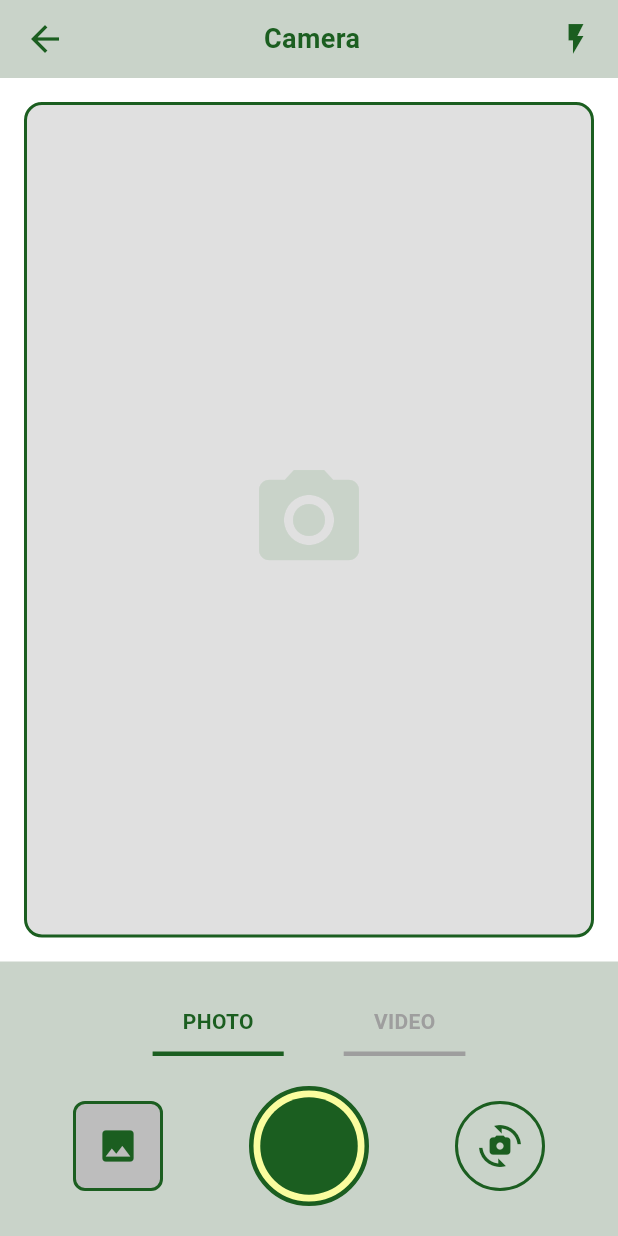
After one commit to elenippn/UnIntend-project, a Flutter app: the CameraScreen screen opened directly, on a phone screen of 412 x 824 dp. The commit adds this screen. Run offline on Flutter 3.47's test engine with Material 3 defaults, Android fonts, the phone set to English and light mode, and no system bars; Roboto replaces fonts that are missing (Trirong).

```diff
--- /dev/null
+++ b/lib/screens/camera_screen.dart
@@ -0,0 +1,249 @@
+import 'package:flutter/material.dart';
+
+class CameraScreen extends StatefulWidget {
+  const CameraScreen({super.key});
+
+  @override
+  State<CameraScreen> createState() => _CameraScreenState();
+}
+
+class _CameraScreenState extends State<CameraScreen> {
+  bool _isVideo = false;
+  bool _showPhotoOptions = false;
+
+  @override
+  Widget build(BuildContext context) {
+    return Scaffold(
+      backgroundColor: Colors.white,
+      body: Stack(
+        children: [
+          Column(
+            children: [
+              // Header
+              SafeArea(
+                bottom: false,
+                child: Container(
+                  color: const Color(0xFFC9D3C9),
+                  padding: const EdgeInsets.symmetric(horizontal: 16, vertical: 12),
+                  child: Row(
+                    mainAxisAlignment: MainAxisAlignment.spaceBetween,
+                    children: [
+                      GestureDetector(
+                        onTap: () => Navigator.pop(context),
+                        child: const Icon(Icons.arrow_back, color: Color(0xFF1B5E20), size: 28),
+                      ),
+                      const Text(
+                        'Camera',
+                        style: TextStyle(
+                          fontSize: 18,
+                          fontWeight: FontWeight.bold,
+                          color: Color(0xFF1B5E20),
+                          fontFamily: 'Trirong',
+                        ),
+                      ),
+                      GestureDetector(
+                        onTap: () {
+                          // TODO: Toggle flash
+                          print('Flash toggle');
+                        },
+                        child: const Icon(Icons.flash_on, color: Color(0xFF1B5E20), size: 24),
+                      ),
+                    ],
+                  ),
+                ),
+              ),
+
+              // Camera preview area
+              Expanded(
+                child: Container(
+                  color: Colors.white,
+                  child: Center(
+                    child: Container(
+                      width: double.infinity,
+                      margin: const EdgeInsets.all(16),
+                      decoration: BoxDecoration(
+                        color: Colors.grey[300],
+                        borderRadius: BorderRadius.circular(12),
+                        border: Border.all(color: const Color(0xFF1B5E20), width: 2),
+                      ),
+                      child: const Center(
+                        child: Icon(
+                          Icons.camera_alt,
+                          size: 80,
+                          color: Color(0xFFC9D3C9),
+                        ),
+                      ),
+                    ),
+                  ),
+                ),
+              ),
+
+              // Controls section
+              Container(
+                color: const Color(0xFFC9D3C9),
+                padding: const EdgeInsets.all(20),
+                child: Column(
+                  mainAxisSize: MainAxisSize.min,
+                  children: [
+                    // Photo/Video tabs
+                    Row(
+                      mainAxisAlignment: MainAxisAlignment.center,
+                      children: [
+                        GestureDetector(
+                          onTap: () {
+                            setState(() {
+                              _isVideo = false;
+                            });
+                          },
+                          child: Container(
+                            padding: const EdgeInsets.symmetric(horizontal: 20, vertical: 10),
+                            decoration: BoxDecoration(
+                              border: Border(
+                                bottom: BorderSide(
+                                  color: _isVideo ? Colors.grey : const Color(0xFF1B5E20),
+                                  width: 3,
+                                ),
+                              ),
+                            ),
+                            child: Text(
+                              'PHOTO',
+                              style: TextStyle(
+                                fontSize: 14,
+                                fontWeight: FontWeight.bold,
+                                color: _isVideo ? Colors.grey : const Color(0xFF1B5E20),
+                              ),
+                            ),
+                          ),
+                        ),
+                        const SizedBox(width: 40),
+                        GestureDetector(
+                          onTap: () {
+                            setState(() {
+                              _isVideo = true;
+                            });
+                          },
+                          child: Container(
+                            padding: const EdgeInsets.symmetric(horizontal: 20, vertical: 10),
+                            decoration: BoxDecoration(
+                              border: Border(
+                                bottom: BorderSide(
+                                  color: !_isVideo ? Colors.grey : const Color(0xFF1B5E20),
+                                  width: 3,
+                                ),
+                              ),
+                            ),
+                            child: Text(
+                              'VIDEO',
+                              style: TextStyle(
+                                fontSize: 14,
+                                fontWeight: FontWeight.bold,
+                                color: !_isVideo ? Colors.grey : const Color(0xFF1B5E20),
+                              ),
+                            ),
+                          ),
+                        ),
+                      ],
+                    ),
+                    const SizedBox(height: 20),
+
+                    // Camera controls
+                    Row(
+                      mainAxisAlignment: MainAxisAlignment.spaceAround,
+                      children: [
+                        // Gallery
+                        Container(
+                          width: 60,
+                          height: 60,
+                          decoration: BoxDecoration(
+                            color: Colors.grey[400],
+                            borderRadius: BorderRadius.circular(8),
+                            border: Border.all(color: const Color(0xFF1B5E20), width: 2),
+                          ),
+                          child: const Icon(Icons.photo, color: Color(0xFF1B5E20), size: 28),
+                        ),
+
+                        // Capture button
+                        GestureDetector(
+                          onTap: () {
+                            // TODO: Capture photo/video
+                            print('Capture pressed');
+                            _showCaptureAnimation();
+                          },
+                          child: Container(
+                            width: 80,
+                            height: 80,
+                            decoration: BoxDecoration(
+                              shape: BoxShape.circle,
+                              border: Border.all(
+                                color: const Color(0xFF1B5E20),
+                                width: 3,
+                              ),
+                              color: const Color(0xFFFAFD9F),
+                            ),
+                            child: Center(
+                              child: Container(
+                                width: 65,
+                                height: 65,
+                                decoration: BoxDecoration(
+                                  shape: BoxShape.circle,
+                                  color: const Color(0xFF1B5E20),
+                                ),
+                              ),
+                            ),
+                          ),
+                        ),
+
+                        // Switch camera
+                        GestureDetector(
+                          onTap: () {
+                            // TODO: Switch between front/back camera
+                            print('Switch camera');
+                          },
+                          child: Container(
+                            width: 60,
+                            height: 60,
+                            decoration: BoxDecoration(
+                              color: Colors.transparent,
+                              border: Border.all(color: const Color(0xFF1B5E20), width: 2),
+                              shape: BoxShape.circle,
+                            ),
+                            child: const Icon(Icons.cameraswitch, color: Color(0xFF1B5E20), size: 28),
+                          ),
+                        ),
+                      ],
+                    ),
+                  ],
+                ),
+              ),
+            ],
+          ),
+        ],
+      ),
+    );
+  }
+
+  void _showCaptureAnimation() {
+    showDialog(
+      context: context,
+      barrierColor: Colors.black54,
+      builder: (context) => Dialog(
+        backgroundColor: Colors.transparent,
+        child: Container(
+          width: 100,
+          height: 100,
+          decoration: BoxDecoration(
+            shape: BoxShape.circle,
+            color: Colors.white.withOpacity(0.8),
+          ),
+          child: const Center(
+            child: Icon(Icons.check, color: Color(0xFF1B5E20), size: 60),
+          ),
+        ),
+      ),
+    );
+
+    Future.delayed(const Duration(milliseconds: 1500), () {
+      Navigator.pop(context);
+    });
+  }
+}
```
Also changed, not shown: lib/screens/add_file_screen.dart (added, +222 -0 lines), lib/screens/message_chat_screen.dart (+98 -1 lines).
